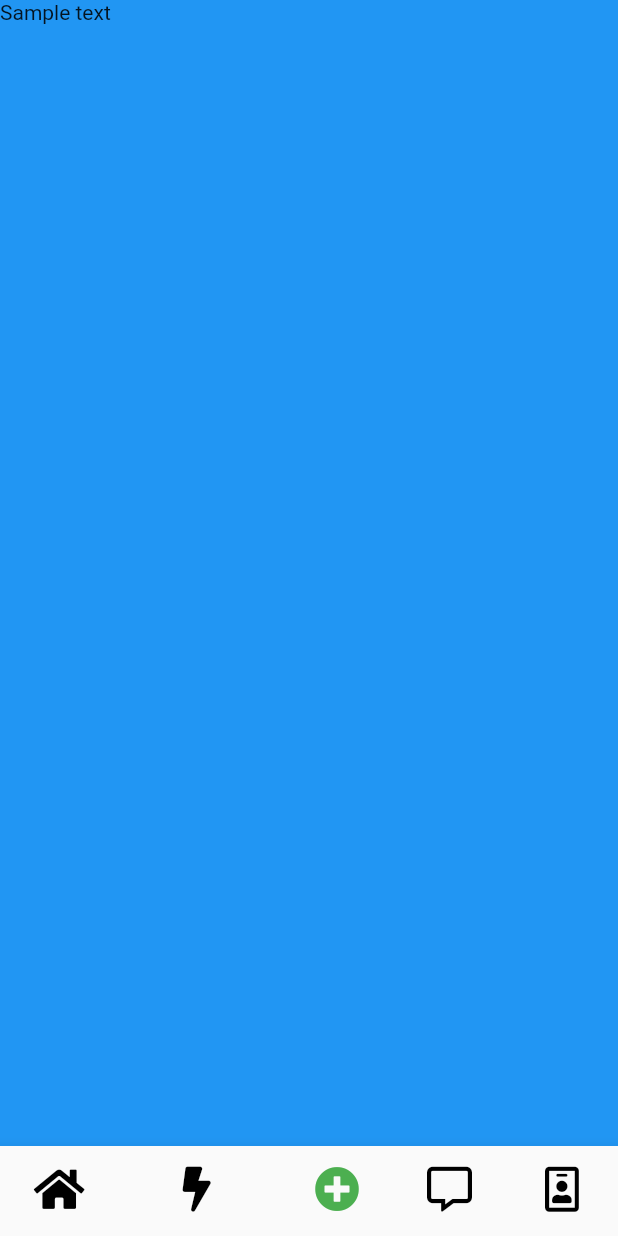
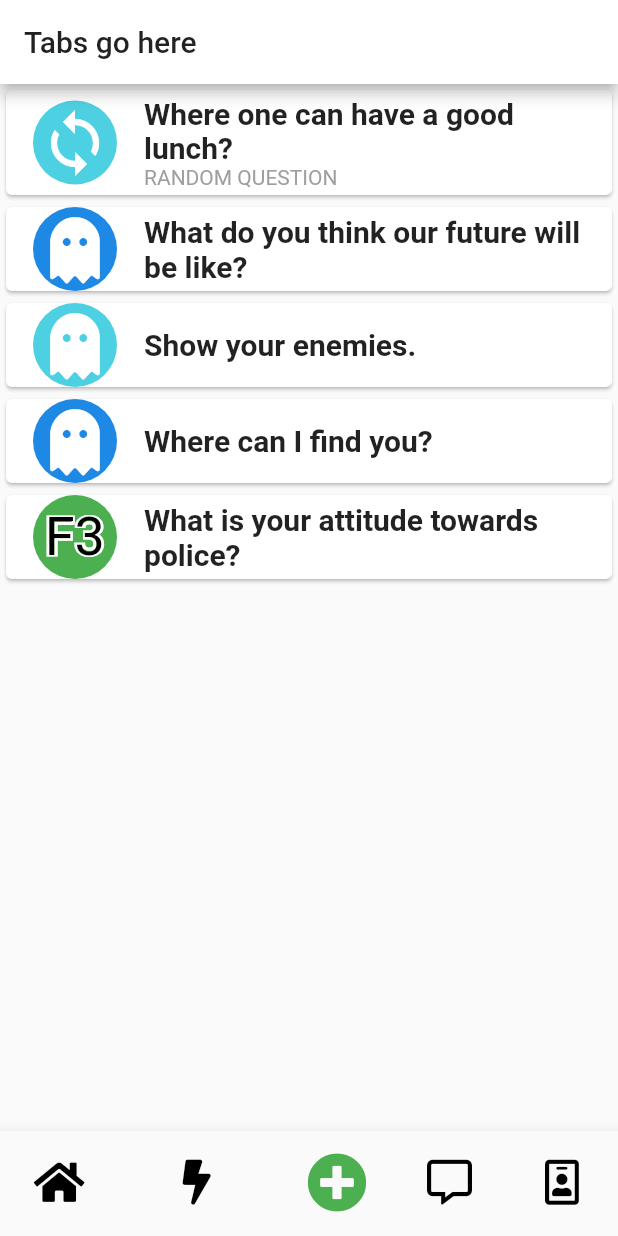
Before and after one commit to LinetTheFox/questions-screen, a Flutter app: the screen it shows after launch, on a phone screen of 412 x 824 dp. Run offline on Flutter 3.47's test engine with Material 2 defaults, Android fonts, the phone set to English and light mode, and no system bars; our stand-ins replace font_awesome_flutter.

Commit message:
Made the questions screen

```diff
--- /dev/null
+++ b/lib/components/question_box.dart
@@ -0,0 +1,146 @@
+import 'package:flutter/material.dart';
+import 'package:font_awesome_flutter/font_awesome_flutter.dart';
+import 'package:questions_screen/models/question.dart';
+
+class QuestionBox extends StatefulWidget {
+
+  final Question _question;
+  final bool _evenOrderNumber;
+
+  const QuestionBox(this._question, this._evenOrderNumber);
+
+  @override
+  State<StatefulWidget> createState() {
+    return _QuestionBoxState(this._question, this._evenOrderNumber);
+  }
+
+}
+
+class _QuestionBoxState extends State<QuestionBox> {
+
+  Widget _icon;
+  String _questionText;
+
+  // helper fields to avoid repeating same code for building the widget
+  Color _iconBgColor;
+  bool _isRandomQuestion;
+
+  _QuestionBoxState(Question question, bool evenOrderNumber) {
+    // setting color for icon background so it alterates in question list
+    if (evenOrderNumber) {
+      this._iconBgColor = Colors.cyan[300];
+    } else {
+      this._iconBgColor = Colors.blue[600];
+    }
+
+    // picking icon for each type of question
+    switch (question.questionType) {
+      case QuestionType.normal:
+        this._icon = _QuestionBoxIcons.normalIcon(this._iconBgColor);
+        break;
+      case QuestionType.singleRandom:
+        this._icon = _QuestionBoxIcons.randomIcon(this._iconBgColor);
+        break;
+      case QuestionType.popularOnF3:
+        this._icon = _QuestionBoxIcons.popularIcon();
+        break;
+    }
+
+    // if question type is random - set the respective flag (will be
+    // used for subtitle in the card later)
+    this._isRandomQuestion =
+      (question.questionType == QuestionType.singleRandom);
+
+    this._questionText = question.questionText;
+  }
+
+  @override
+  Widget build(BuildContext context) {
+    return GestureDetector(
+      onTap: () {},
+      child: Container(
+        child: Center(
+          child: Card(
+            child: Column(
+              mainAxisSize: MainAxisSize.min,
+              children: <Widget>[
+                ListTile(
+                  leading: this._icon,
+                  title: Text(
+                    this._questionText,
+                    style: TextStyle(
+                      fontWeight: FontWeight.bold,
+                      fontSize: 20,
+                    ),
+                  ),
+                  // if is random question - set respective subtitle
+                  subtitle: this._isRandomQuestion ?
+                    Text(
+                      "RANDOM QUESTION",
+                      style: TextStyle(
+                        color: Colors.grey,
+                        fontSize: 14,
+                      ),
+                    ) : null,
+                )
+              ],
+            ),
+          )
+        ),
+      ),
+    );
+  }
+
+}
+
+
+/// Class containing custom "icons" for QuestionBox */
+class _QuestionBoxIcons {
+
+  static normalIcon(Color color) => CircleAvatar(
+    backgroundColor: color,
+    radius: 30,
+    child: Icon(
+      FontAwesomeIcons.ghost,
+      color: Colors.white,
+      size: 44
+    )
+  );
+
+  static randomIcon(Color color) => CircleAvatar(
+    backgroundColor: color,
+    radius: 30,
+    child: Icon(
+      Icons.sync,
+      color: Colors.white,
+      size: 48
+    )
+  );
+
+  static popularIcon() => CircleAvatar(
+    backgroundColor: Colors.green,
+    radius: 30,
+    child: Stack(
+      children: <Widget>[
+        Text(
+          "F3",
+          style: TextStyle(
+            fontSize: 36,
+            fontWeight: FontWeight.bold,
+            foreground: Paint()
+              ..style = PaintingStyle.stroke
+              ..strokeWidth = 2
+              ..color = Colors.white
+          ),
+        ),
+        Text(
+          "F3",
+          style: TextStyle(
+            fontSize: 36,
+            color: Colors.black
+          ),
+        )
+      ],
+    )
+  );
+}
--- /dev/null
+++ b/lib/models/question.dart
@@ -0,0 +1,15 @@
+enum QuestionType {
+  normal,
+  singleRandom,
+  popularOnF3,
+}
+
+class Question {
+  QuestionType _questionType;
+  String _questionText;
+
+  Question(this._questionType, this._questionText);
+
+  QuestionType get questionType => this._questionType;
+  String get questionText => this._questionText;
+}
--- a/lib/screens/main_screen.dart
+++ b/lib/screens/main_screen.dart
@@ -1,6 +1,7 @@
 import 'package:flutter/material.dart';
 import 'package:font_awesome_flutter/font_awesome_flutter.dart';
 import 'package:questions_screen/screens/placeholder_screen.dart';
+import 'package:questions_screen/screens/questions_screen.dart';
 
 class MainScreen extends StatefulWidget {
   @override
@@ -15,7 +16,7 @@ class _MainScreenState extends State<MainScreen> {
   int _currentIndex = 1;
   final List<Widget> _children = [
     PlaceholderScreen(),
-    PlaceholderScreen(),
+    QuestionScreen(),
     PlaceholderScreen(),
     PlaceholderScreen(),
     PlaceholderScreen(),
@@ -53,7 +54,7 @@ class _MainScreenState extends State<MainScreen> {
           ),
           BottomNavigationBarItem(
             icon: Icon(
-              FontAwesomeIcons.plusCircle, color: Colors.green, size: 30,
+              FontAwesomeIcons.plusCircle, color: Colors.green, size: 40,
               ),
             title: Text(""),
           ),
--- /dev/null
+++ b/lib/screens/questions_screen.dart
@@ -0,0 +1,64 @@
+import 'package:flutter/material.dart';
+import 'package:questions_screen/components/question_box.dart';
+import 'package:questions_screen/models/question.dart';
+
+class QuestionScreen extends StatefulWidget {
+  @override
+  State<StatefulWidget> createState() {
+    return _QuestionScreenState();
+  }
+
+}
+
+class _QuestionScreenState extends State<QuestionScreen> {
+
+  List<Question> _questions = [
+      // example questions
+      Question(
+        QuestionType.singleRandom,
+        "Where one can have a good lunch?"
+      ),
+      Question(
+        QuestionType.normal,
+        "What do you think our future will be like?"
+      ),
+      Question(
+        QuestionType.normal,
+        "Show your enemies."
+      ),
+      Question(
+        QuestionType.normal,
+        "Where can I find you?"
+      ),
+      Question(
+        QuestionType.popularOnF3,
+        "What is your attitude towards police?"
+      ),
+    ];
+  List<QuestionBox> _questionBoxes = [];
+
+  _QuestionScreenState() {
+    for (int i = 0; i < this._questions.length; ++i) {
+      bool isEven = (i % 2) == 0;
+      QuestionBox qBox = QuestionBox(
+        this._questions[i],
+        isEven
+      );
+      this._questionBoxes.add(qBox);
+    }
+  }
+
+  @override
+  Widget build(BuildContext context) {
+    return Scaffold(
+      appBar: AppBar(
+        title: Text("Tabs go here"),
+      ),
+      body: Container(
+        child: Column(
+          children: _questionBoxes,
+        ),
+      )
+    );
+  }
+}
```
